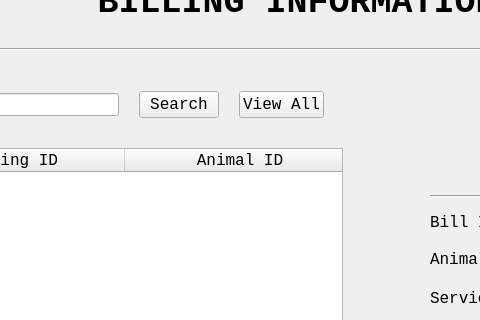
Old version of the form BillingUI.ui in the repository ASNaeem/Simple-VCMS; both pictures show x 165 to 645 and y 82 to 402 of the 924 by 755 pixel window.
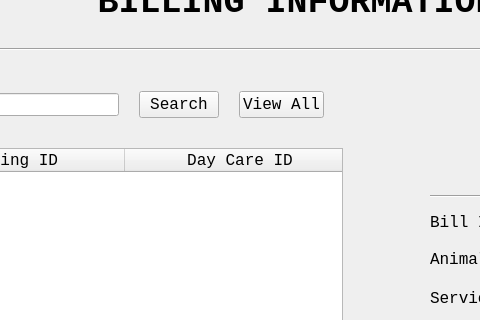
New version of the form.

Commit message: operations.py -> add_bill, delete_bill BillingUI

Diff of the .ui file:
```diff
--- a/BillingUI.ui
+++ b/BillingUI.ui
@@ -178,7 +178,7 @@
           </column>
           <column>
            <property name="text">
-            <string>Animal ID</string>
+            <string>Day Care ID</string>
            </property>
            <property name="font">
             <font>
@@ -189,7 +189,7 @@
           </column>
           <column>
            <property name="text">
-            <string>Owner Name</string>
+            <string>Appointment ID</string>
            </property>
            <property name="font">
             <font>
@@ -200,18 +200,7 @@
           </column>
           <column>
            <property name="text">
-            <string>Species</string>
-           </property>
-           <property name="font">
-            <font>
-             <family>Courier New</family>
-             <pointsize>12</pointsize>
-            </font>
-           </property>
-          </column>
-          <column>
-           <property name="text">
-            <string>Adjustments</string>
+            <string>Payment Date</string>
            </property>
            <property name="font">
             <font>
@@ -231,6 +220,17 @@
             </font>
            </property>
           </column>
+          <column>
+           <property name="text">
+            <string>Adjustment</string>
+           </property>
+           <property name="font">
+            <font>
+             <family>Courier New</family>
+             <pointsize>12</pointsize>
+            </font>
+           </property>
+          </column>
           <column>
            <property name="text">
             <string>Status</string>
```
The commit also changes 1 other file.
